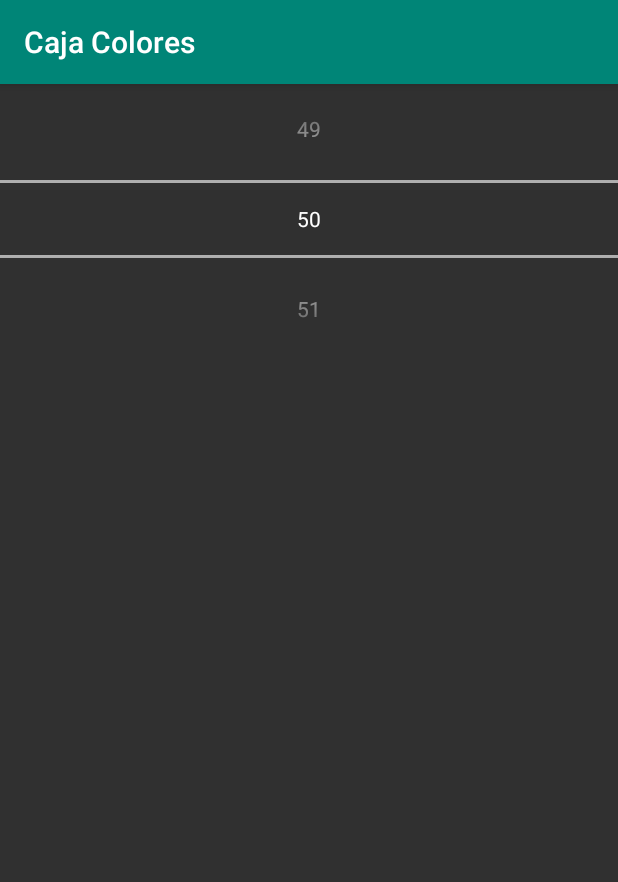
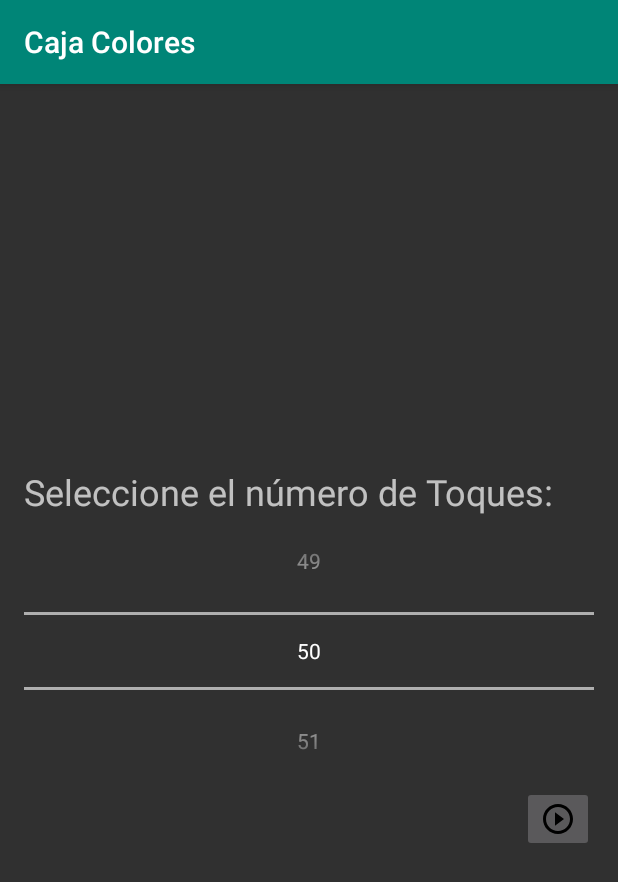
Before and after one commit to flcarballeda/CajaColores, an Android app: the GetSquareActivity screen opened directly, with no data from a screen before it, on a phone screen of 412 x 824 dp. Shown: the top 882 px of the screen. Run offline under Robolectric (Android 15) with nearby library versions, the phone set to English and light mode, and no system bars.

```diff
--- a/app/src/main/java/org/lopez/fernando/cajacolores/StartActivity.java
+++ b/app/src/main/java/org/lopez/fernando/cajacolores/StartActivity.java
@@ -41,7 +41,7 @@ public class StartActivity extends AppCompatActivity implements AdapterView.OnIt
         int pos = spinner.getSelectedItemPosition();
         switch( pos) {
             case 0 : { // "Dividir"
-                Intent intent = new Intent(this, SplitView.class);
+                Intent intent = new Intent(this, GetSquareActivity.class);
                 this.finish();
                 startActivity(intent);
             } break;
--- a/app/src/main/res/layout/activity_get_square.xml
+++ b/app/src/main/res/layout/activity_get_square.xml
@@ -1,8 +1,10 @@
 <?xml version="1.0" encoding="utf-8"?>
 <LinearLayout xmlns:android="http://schemas.android.com/apk/res/android"
+    xmlns:app="http://schemas.android.com/apk/res-auto"
     xmlns:tools="http://schemas.android.com/tools"
     android:layout_width="match_parent"
     android:layout_height="match_parent"
+    android:gravity="center"
     android:orientation="vertical"
     tools:context=".GetSquareActivity">
 
@@ -10,12 +12,30 @@
         android:layout_width="match_parent"
         android:layout_height="wrap_content"
         android:layout_gravity="center"
-        android:orientation="horizontal">
+        android:layout_marginLeft="16dp"
+        android:layout_marginRight="16dp"
+        android:orientation="vertical">
+
+        <TextView
+            android:id="@+id/textView2"
+            android:layout_width="match_parent"
+            android:layout_height="wrap_content"
+            android:text="Seleccione el número de Toques:"
+            android:textSize="24sp" />
 
         <NumberPicker
             android:id="@+id/numberSquares"
             android:layout_width="match_parent"
             android:layout_height="match_parent"
             android:orientation="horizontal"></NumberPicker>
+
+        <ImageButton
+            android:id="@+id/imageButton"
+            android:layout_width="wrap_content"
+            android:layout_height="wrap_content"
+            android:layout_gravity="right"
+            android:layout_weight="1"
+            android:onClick="onClick"
+            app:srcCompat="@drawable/ic_play_circle_outline_black_24dp" />
     </LinearLayout>
 </LinearLayout>
```
Also changed, not shown: app/src/main/java/org/lopez/fernando/cajacolores/GetSquareActivity.java (+10 -9 lines), app/src/main/java/org/lopez/fernando/cajacolores/SplitView.java (+6 -6 lines).
